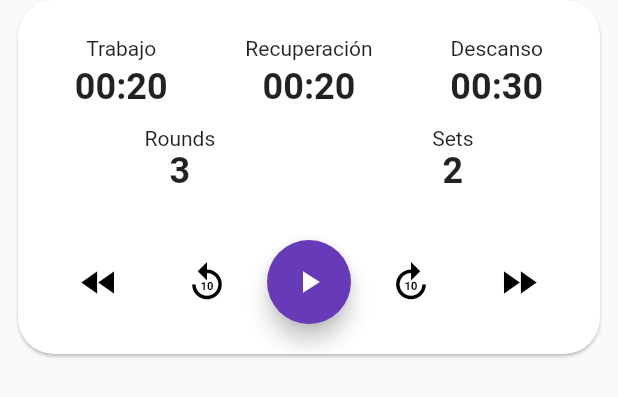
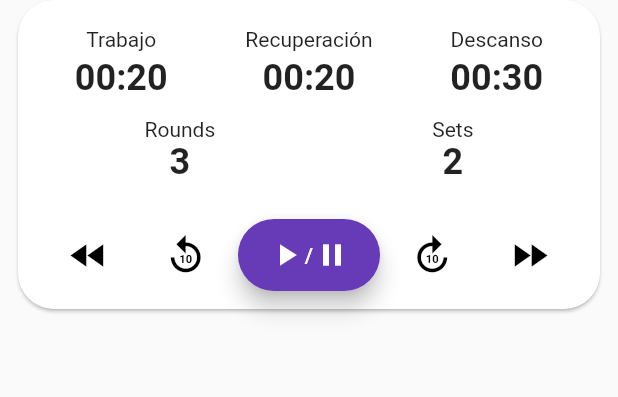
Before and after one commit to LivramentoLuciano/titan-timer-flutter-app, a Flutter app: the ControlCard widget shown alone on an empty page, opened directly, on a phone screen of 412 x 824 dp. Shown: the top 397 px of the screen. Run offline on Flutter 3.47's test engine with Material 2 defaults, Android fonts, the phone set to English and light mode, and no system bars; our stand-ins replace audioplayers, flutter_blue, flutter_swiper, video_player.

Commit message:
control version: sin 'estado' andando (bug si vuelvo a settings, tengo que stoppear)

```diff
--- a/titan_timer_control/lib/view/screens/routine_settings.dart
+++ b/titan_timer_control/lib/view/screens/routine_settings.dart
@@ -35,9 +35,7 @@ class RoutineSettingsScreen extends StatelessWidget {
             Padding(
               padding: const EdgeInsets.only(bottom: 8.0),
               child: FlatButton(
-                onPressed: () => Navigator.of(context)
-                    .pushNamed(CONTROL_ROUTE)
-                    .then((_) => routine.state = RoutineState.STOPPED), // parche feo
+                onPressed: () => Navigator.of(context).pushNamed(CONTROL_ROUTE),
                 child: Text("Confirmar", style: TextStyle(fontSize: 18)),
               ),
             )
--- a/titan_timer_control/lib/view/widgets/bluetooth/show_devices.dart
+++ b/titan_timer_control/lib/view/widgets/bluetooth/show_devices.dart
@@ -6,11 +6,11 @@ import 'package:titan_timer_control/view/widgets/bluetooth/devices_list.dart';
 class SearchBluetooth extends StatelessWidget {
   final Function startNotifySubscription;
   final Function callbackProcessCommand;
-  final Function callbackSetControlState;
+  final Function callbackGetRoutineSettings;
   SearchBluetooth({
     this.startNotifySubscription,
     this.callbackProcessCommand,
-    this.callbackSetControlState,
+    this.callbackGetRoutineSettings,
   });
 
   @override
@@ -26,7 +26,7 @@ class SearchBluetooth extends StatelessWidget {
       ).then((result) {
         print(result); // la salida del dialogo
         if (result == "conectado") {
-          startNotifySubscription(callbackProcessCommand, callbackSetControlState);
+          startNotifySubscription(callbackProcessCommand, callbackGetRoutineSettings);
         }
       });
     }
--- a/titan_timer_control/lib/view/widgets/control/buttons.dart
+++ b/titan_timer_control/lib/view/widgets/control/buttons.dart
@@ -1,29 +1,16 @@
 import 'package:flutter/material.dart';
 import 'package:provider/provider.dart';
 import 'package:titan_timer_control/bluetooth/bluetooth.dart';
-import 'package:titan_timer_control/model/routine.dart';
 
 class ControlButtons extends StatelessWidget {
-  final String controlState;
-  ControlButtons({this.controlState});
-
   @override
   Widget build(BuildContext context) {
     final cronometroBT = Provider.of<CronometroBluetooth>(context);
-    final routine = Provider.of<Routine>(context);
 
-    final _playIcon = controlState == "started" || controlState == "resumed"
-        ? Icon(Icons.pause)
-        : Icon(Icons.play_arrow);
+    Widget _playPauseIcon() =>
+        Row(children: [Icon(Icons.play_arrow), Text("/"), Icon(Icons.pause)]);
 
-    _handlePlayPause() {
-      if (controlState == "stopped")
-        cronometroBT.sendLoadRoutine(routine.settings);
-      else if (controlState == "paused")
-        cronometroBT.sendResume();
-      else if (controlState == "started" || controlState == "resumed")
-        cronometroBT.sendPause();
-    }
+    _handlePlayPause() => cronometroBT.sendPlayPause();
 
     // dejo los handler aunque ahora solo envian BT
     // si tuviera timer y round/set actual, deberia actualizarlos aca
@@ -33,35 +20,53 @@ class ControlButtons extends StatelessWidget {
     _handleForward() => cronometroBT.sendForward();
 
     return Padding(
-      padding: const EdgeInsets.only(top: 24.0),
+      padding: const EdgeInsets.only(top: 24.0, bottom: 6),
       child: Column(
         children: [
-          ButtonBar(
-            alignment: MainAxisAlignment.center,
+          Row(
+            mainAxisAlignment: MainAxisAlignment.spaceEvenly,
             mainAxisSize: MainAxisSize.max,
             children: [
-              FlatButton(
+              SizedBox(
+                width: 60,
+                child: FlatButton(
                   onPressed: _handleRoundDown,
                   child: Icon(Icons.fast_rewind, color: Colors.black, size: 30),
+                  padding: EdgeInsets.all(0),
                 ),
-              FlatButton(
+              ),
+              SizedBox(
+                width: 60,
+                child: FlatButton(
                   onPressed: _handleReplay,
                   child: Icon(Icons.replay_10, color: Colors.black, size: 30),
+                  padding: EdgeInsets.all(0),
                 ),
-              FloatingActionButton(
+              ),
+              FloatingActionButton.extended(
                 onPressed: _handlePlayPause,
-                child: _playIcon,
+                label: _playPauseIcon(),
               ),
-              FlatButton(
+              SizedBox(
+                width: 60,
+                child: FlatButton(
                   onPressed: _handleForward,
                   child: Icon(Icons.forward_10, color: Colors.black, size: 30),
+                  padding: EdgeInsets.all(0),
                 ),
-              FlatButton(
+              ),
+              SizedBox(
+                width: 60,
+                child: FlatButton(
                   onPressed: _handleRoundUp,
-                child: Icon(Icons.fast_forward, color: Colors.black, size: 30),
-              )
+                  child:
+                      Icon(Icons.fast_forward, color: Colors.black, size: 30),
+                  padding: EdgeInsets.all(0),
+                ),
+              ),
             ],
           ),
+          // FlatButton(onPressed: () {}, child: Text("Reset")) // o cargar Rutina ? (porque nadie va a entender que es para poder recargar rutina si fui hacia atras y volvi)
         ],
       ),
     );
--- a/titan_timer_control/lib/view/widgets/control/control.dart
+++ b/titan_timer_control/lib/view/widgets/control/control.dart
@@ -6,9 +6,6 @@ import 'package:titan_timer_control/view/widgets/control/duration_display.dart';
 import 'package:titan_timer_control/view/widgets/control/reps_display.dart';
 
 class ControlCard extends StatelessWidget {
-  final String controlState;
-  ControlCard({this.controlState});
-
   @override
   Widget build(BuildContext context) {
     final routine = Provider.of<Routine>(context);
@@ -20,7 +17,7 @@ class ControlCard extends StatelessWidget {
         margin: const EdgeInsets.only(left: 12.0, right: 12.0, bottom: 16),
         shape: RoundedRectangleBorder(borderRadius: BorderRadius.circular(24)),
         child: Padding(
-          padding: const EdgeInsets.all(12.0),
+          padding: const EdgeInsets.symmetric(horizontal: 12.0, vertical: 6),
           child: Column(
             mainAxisSize: MainAxisSize.min,
             children: [
@@ -44,7 +41,7 @@ class ControlCard extends StatelessWidget {
                     RepsDisplay(name: "set", value: routine.sets),
                 ],
               ),
-              ControlButtons(controlState: controlState),
+              ControlButtons(),
             ],
           ),
         ),
```
Also changed, not shown: titan_timer_control/lib/bluetooth/bluetooth.dart (+19 -18 lines), titan_timer_control/lib/view/screens/control_screen.dart (+8 -18 lines). Lines whose indentation alone changed are shown as unchanged.
